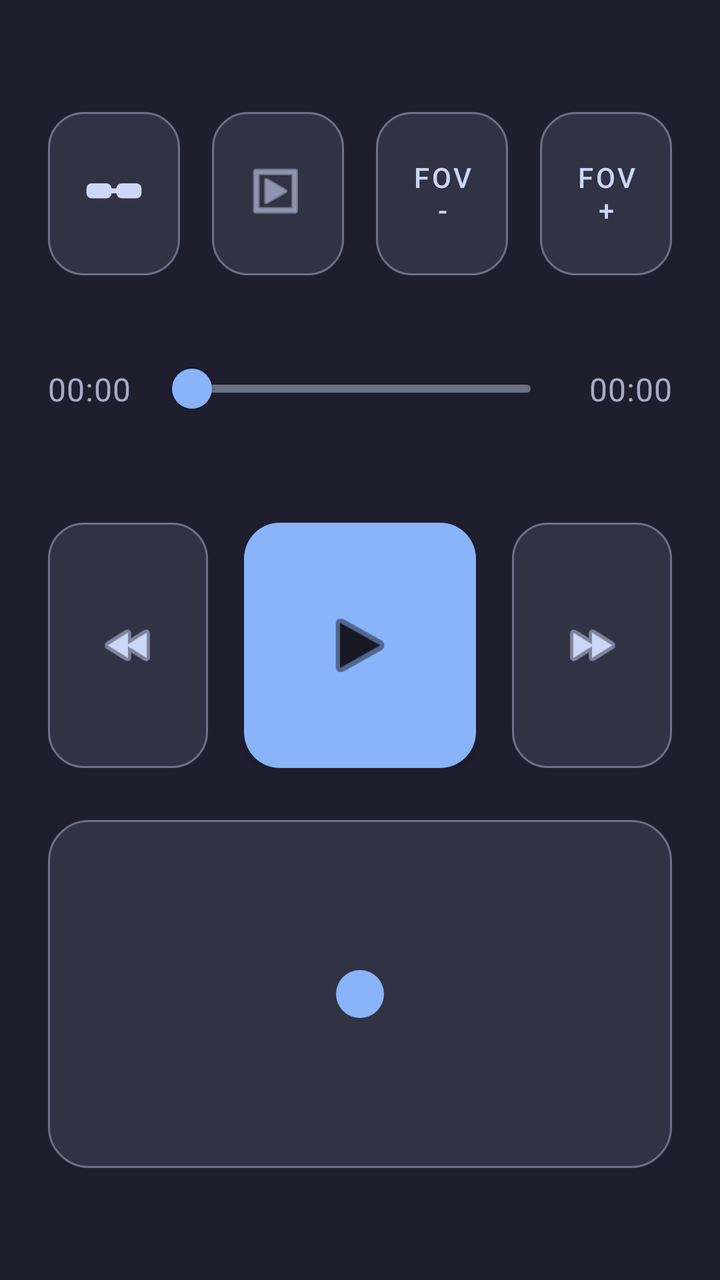
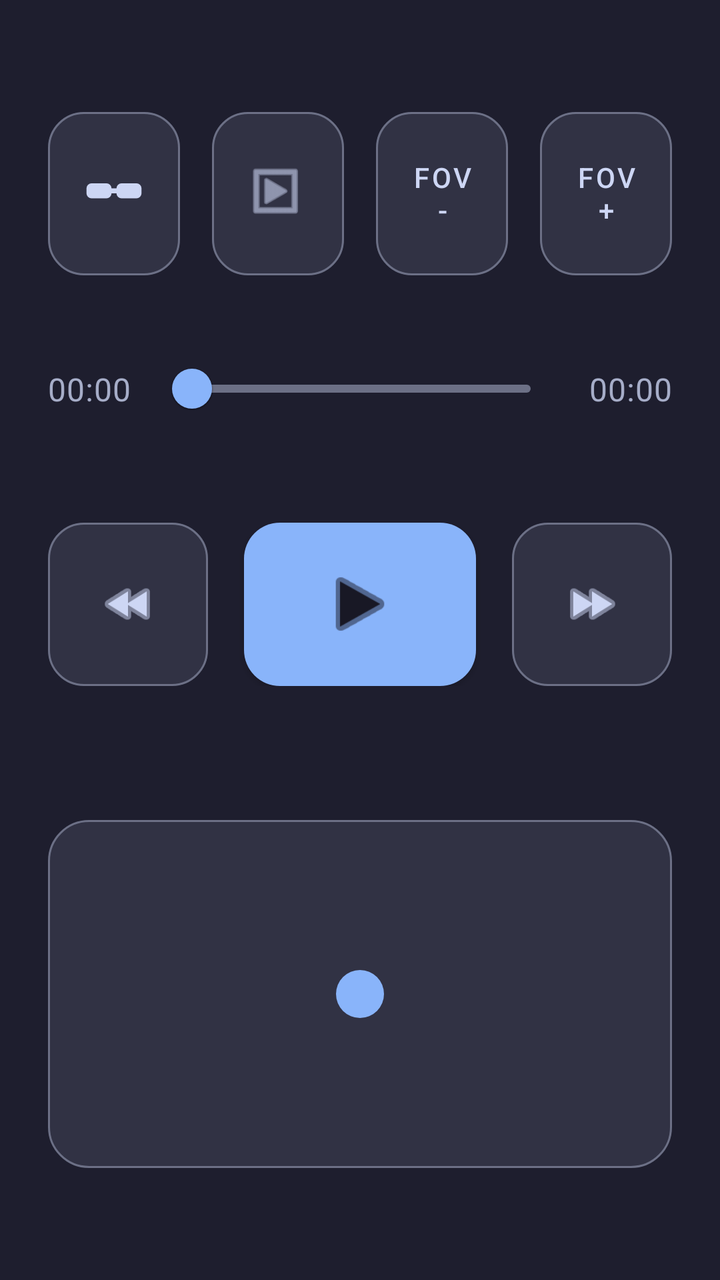

Compare the two renders of this Android layout. The source of the first and the diff that turns it into the second are given below.
<!-- AndroidManifest.xml: application theme Theme.Vr2xr -->
<!-- res/layout/activity_player.xml -->
<?xml version="1.0" encoding="utf-8"?>
<FrameLayout xmlns:android="http://schemas.android.com/apk/res/android"
    xmlns:app="http://schemas.android.com/apk/res-auto"
    android:layout_width="match_parent"
    android:layout_height="match_parent">

    <android.opengl.GLSurfaceView
        android:id="@+id/videoSurface"
        android:layout_width="match_parent"
        android:layout_height="match_parent" />

    <LinearLayout
        android:id="@+id/playerControlsPanel"
        android:layout_width="match_parent"
        android:layout_height="match_parent"
        android:background="@color/launcher_background"
        android:orientation="vertical"
        android:paddingStart="@dimen/player_controls_panel_horizontal_padding"
        android:paddingTop="@dimen/player_controls_panel_top_safe_padding"
        android:paddingEnd="@dimen/player_controls_panel_horizontal_padding"
        android:paddingBottom="@dimen/player_controls_panel_bottom_safe_padding">

        <LinearLayout
            android:layout_width="match_parent"
            android:layout_height="0dp"
            android:layout_weight="0.8"
            android:gravity="center_vertical"
            android:orientation="horizontal">

            <com.google.android.material.button.MaterialButton
                android:id="@+id/glassesSettingsButton"
                style="@style/Widget.Vr2xr.Player.IconOnlyButton"
                android:layout_width="0dp"
                android:layout_height="match_parent"
                android:layout_weight="1"
                android:contentDescription="@string/glasses_settings_content_description"
                app:icon="@drawable/ic_player_glasses" />

            <com.google.android.material.button.MaterialButton
                android:id="@+id/projectionSettingsButton"
                style="@style/Widget.Vr2xr.Player.IconOnlyButton"
                android:layout_width="0dp"
                android:layout_height="match_parent"
                android:layout_marginStart="@dimen/player_controls_row_spacing"
                android:layout_weight="1"
                android:contentDescription="@string/projection_settings_content_description"
                app:icon="@android:drawable/ic_menu_slideshow" />

            <com.google.android.material.button.MaterialButton
                android:id="@+id/fovDecreaseButton"
                style="@style/Widget.Vr2xr.Player.IconOnlyButton"
                android:layout_width="0dp"
                android:layout_height="match_parent"
                android:layout_marginStart="@dimen/player_controls_row_spacing"
                android:layout_weight="1"
                android:contentDescription="@string/projection_fov_decrease_content_description"
                android:text="@string/projection_fov_decrease"
                app:icon="@null" />

            <com.google.android.material.button.MaterialButton
                android:id="@+id/fovIncreaseButton"
                style="@style/Widget.Vr2xr.Player.IconOnlyButton"
                android:layout_width="0dp"
                android:layout_height="match_parent"
                android:layout_marginStart="@dimen/player_controls_row_spacing"
                android:layout_weight="1"
                android:contentDescription="@string/projection_fov_increase_content_description"
                android:text="@string/projection_fov_increase"
                app:icon="@null" />
        </LinearLayout>

        <LinearLayout
            android:layout_width="match_parent"
            android:layout_height="0dp"
            android:layout_weight="0.8"
            android:layout_marginTop="@dimen/player_controls_row_spacing"
            android:gravity="center_vertical"
            android:orientation="horizontal">

            <TextView
                android:id="@+id/currentTimeText"
                style="@style/TextAppearance.Vr2xr.Player.TimeLabel"
                android:layout_width="0dp"
                android:layout_height="wrap_content"
                android:layout_weight="1"
                android:text="@string/player_default_time"
                android:textAlignment="viewStart" />

            <com.google.android.material.slider.Slider
                android:id="@+id/timelineSlider"
                android:layout_width="0dp"
                android:layout_height="wrap_content"
                android:layout_marginStart="@dimen/player_timeline_time_spacing"
                android:layout_marginEnd="@dimen/player_timeline_time_spacing"
                android:layout_weight="4.5"
                android:contentDescription="@string/player_timeline_content_description"
                android:value="0"
                android:valueFrom="0"
                android:valueTo="1"
                app:haloColor="@color/player_controls_timeline_halo"
                app:labelBehavior="gone"
                app:thumbColor="@color/player_controls_timeline_active"
                app:trackColorActive="@color/player_controls_timeline_active"
                app:trackColorInactive="@color/player_controls_timeline_inactive" />

            <TextView
                android:id="@+id/durationTimeText"
                style="@style/TextAppearance.Vr2xr.Player.TimeLabel"
                android:layout_width="0dp"
                android:layout_height="wrap_content"
                android:layout_weight="1"
                android:text="@string/player_default_time"
                android:textAlignment="viewEnd" />
        </LinearLayout>

        <LinearLayout
            android:layout_width="match_parent"
            android:layout_height="0dp"
            android:layout_weight="1.2"
            android:layout_marginTop="@dimen/player_controls_primary_row_spacing"
            android:gravity="center"
            android:orientation="horizontal">

            <com.google.android.material.button.MaterialButton
                android:id="@+id/seekBackButton"
                style="@style/Widget.Vr2xr.Player.TransportIconButton"
                android:layout_width="0dp"
                android:layout_height="match_parent"
                android:layout_marginEnd="@dimen/player_controls_transport_spacing"
                android:layout_weight="1"
                android:contentDescription="@string/player_seek_back_content_description"
                app:icon="@android:drawable/ic_media_rew" />

            <com.google.android.material.button.MaterialButton
                android:id="@+id/playPauseButton"
                style="@style/Widget.Vr2xr.Player.PlayPauseButton"
                android:layout_width="0dp"
                android:layout_height="match_parent"
                android:layout_weight="1.45"
                android:contentDescription="@string/player_play_content_description"
                android:gravity="center"
                app:icon="@android:drawable/ic_media_play" />

            <com.google.android.material.button.MaterialButton
                android:id="@+id/seekForwardButton"
                style="@style/Widget.Vr2xr.Player.TransportIconButton"
                android:layout_width="0dp"
                android:layout_height="match_parent"
                android:layout_marginStart="@dimen/player_controls_transport_spacing"
                android:layout_weight="1"
                android:contentDescription="@string/player_seek_forward_content_description"
                app:icon="@android:drawable/ic_media_ff" />
        </LinearLayout>

        <FrameLayout
            android:id="@+id/touchpadArea"
            android:layout_width="match_parent"
            android:layout_height="0dp"
            android:layout_marginTop="@dimen/player_controls_primary_row_spacing"
            android:layout_weight="1.7"
            android:background="@drawable/bg_player_touchpad"
            android:contentDescription="@string/player_touchpad_content_description">

            <View
                android:id="@+id/touchpadIndicator"
                android:layout_width="@dimen/player_touchpad_indicator_size"
                android:layout_height="@dimen/player_touchpad_indicator_size"
                android:layout_gravity="center"
                android:background="@drawable/bg_player_touchpad_indicator" />
        </FrameLayout>
    </LinearLayout>

    <FrameLayout
        android:id="@+id/diagnosticsContainer"
        android:layout_width="match_parent"
        android:layout_height="match_parent" />

</FrameLayout>
<!-- resources referenced by this layout -->
<resources>
  <color name="launcher_background">@color/catppuccin_mocha_base</color>
  <color name="player_controls_timeline_active">@color/catppuccin_mocha_blue</color>
  <color name="player_controls_timeline_halo">#3389B4FA</color>
  <color name="player_controls_timeline_inactive">@color/catppuccin_mocha_overlay0</color>
  <dimen name="player_controls_panel_bottom_safe_padding">56dp</dimen>
  <dimen name="player_controls_panel_horizontal_padding">24dp</dimen>
  <dimen name="player_controls_panel_top_safe_padding">56dp</dimen>
  <dimen name="player_controls_primary_row_spacing">26dp</dimen>
  <dimen name="player_controls_row_spacing">16dp</dimen>
  <dimen name="player_controls_transport_spacing">18dp</dimen>
  <dimen name="player_timeline_time_spacing">12dp</dimen>
  <dimen name="player_touchpad_indicator_size">24dp</dimen>
  <string name="glasses_settings_content_description">Open glasses settings</string>
  <string name="player_default_time">00:00</string>
  <string name="player_play_content_description">Play</string>
  <string name="player_seek_back_content_description">Seek backward 15 seconds</string>
  <string name="player_seek_forward_content_description">Seek forward 15 seconds</string>
  <string name="player_timeline_content_description">Playback timeline</string>
  <string name="player_touchpad_content_description">Manual touch tracking area</string>
  <string name="projection_fov_decrease">FOV -</string>
  <string name="projection_fov_decrease_content_description">Decrease FOV by 1 degree</string>
  <string name="projection_fov_increase">FOV +</string>
  <string name="projection_fov_increase_content_description">Increase FOV by 1 degree</string>
  <string name="projection_settings_content_description">Open projection settings</string>
  <style name="Widget.Vr2xr.Player.TransportIconButton" parent="Widget.Vr2xr.Player.IconOnlyButton" />
  <style name="Theme.Vr2xr" parent="Theme.MaterialComponents.DayNight.NoActionBar">
          <item name="android:windowFullscreen">false</item>
      </style>
  <color name="catppuccin_mocha_base">#1E1E2E</color>
  <color name="catppuccin_mocha_blue">#89B4FA</color>
  <color name="catppuccin_mocha_overlay0">#6C7086</color>
  <color name="player_touchpad_background">@color/catppuccin_mocha_surface0</color>
  <dimen name="player_touchpad_stroke_width">1dp</dimen>
  <color name="player_touchpad_outline">@color/catppuccin_mocha_overlay0</color>
  <dimen name="player_touchpad_corner_radius">20dp</dimen>
  <color name="player_touchpad_indicator">@color/catppuccin_mocha_blue</color>
  <color name="player_controls_button_icon">@color/catppuccin_mocha_text</color>
  <color name="player_controls_text_secondary">@color/catppuccin_mocha_subtext0</color>
  <dimen name="player_controls_time_text_size">16sp</dimen>
  <dimen name="player_controls_icon_size">30dp</dimen>
  <color name="player_controls_play_button">@color/catppuccin_mocha_blue</color>
  <dimen name="player_controls_button_corner_radius">18dp</dimen>
  <dimen name="player_play_pause_icon_size">40dp</dimen>
  <color name="player_controls_play_button_icon">@color/catppuccin_mocha_mantle</color>
  <color name="catppuccin_mocha_surface0">#313244</color>
  <color name="catppuccin_mocha_text">#CDD6F4</color>
  <color name="catppuccin_mocha_subtext0">#A6ADC8</color>
  <dimen name="player_controls_button_min_height">68dp</dimen>
  <color name="player_controls_text_primary">@color/catppuccin_mocha_text</color>
  <color name="player_controls_button_surface">@color/catppuccin_mocha_surface0</color>
  <color name="player_controls_button_outline">@color/catppuccin_mocha_overlay0</color>
  <color name="catppuccin_mocha_mantle">#181825</color>
  <!-- unchanged entries left out for length: 7 -->
</resources>

<!-- the commit's change to res/layout/activity_player.xml (unified diff, before → after) -->
@@ -118,38 +118,50 @@
             android:layout_height="0dp"
             android:layout_weight="1.2"
             android:layout_marginTop="@dimen/player_controls_primary_row_spacing"
-            android:gravity="center"
-            android:orientation="horizontal">
+            android:orientation="vertical">
 
-            <com.google.android.material.button.MaterialButton
-                android:id="@+id/seekBackButton"
-                style="@style/Widget.Vr2xr.Player.TransportIconButton"
-                android:layout_width="0dp"
-                android:layout_height="match_parent"
-                android:layout_marginEnd="@dimen/player_controls_transport_spacing"
-                android:layout_weight="1"
-                android:contentDescription="@string/player_seek_back_content_description"
-                app:icon="@android:drawable/ic_media_rew" />
+            <LinearLayout
+                android:layout_width="match_parent"
+                android:layout_height="0dp"
+                android:layout_weight="2"
+                android:gravity="center"
+                android:orientation="horizontal">
 
-            <com.google.android.material.button.MaterialButton
-                android:id="@+id/playPauseButton"
-                style="@style/Widget.Vr2xr.Player.PlayPauseButton"
-                android:layout_width="0dp"
-                android:layout_height="match_parent"
-                android:layout_weight="1.45"
-                android:contentDescription="@string/player_play_content_description"
-                android:gravity="center"
-                app:icon="@android:drawable/ic_media_play" />
+                <com.google.android.material.button.MaterialButton
+                    android:id="@+id/seekBackButton"
+                    style="@style/Widget.Vr2xr.Player.TransportIconButton"
+                    android:layout_width="0dp"
+                    android:layout_height="match_parent"
+                    android:layout_marginEnd="@dimen/player_controls_transport_spacing"
+                    android:layout_weight="1"
+                    android:contentDescription="@string/player_seek_back_content_description"
+                    app:icon="@android:drawable/ic_media_rew" />
 
-            <com.google.android.material.button.MaterialButton
-                android:id="@+id/seekForwardButton"
-                style="@style/Widget.Vr2xr.Player.TransportIconButton"
-                android:layout_width="0dp"
-                android:layout_height="match_parent"
-                android:layout_marginStart="@dimen/player_controls_transport_spacing"
-                android:layout_weight="1"
-                android:contentDescription="@string/player_seek_forward_content_description"
-                app:icon="@android:drawable/ic_media_ff" />
+                <com.google.android.material.button.MaterialButton
+                    android:id="@+id/playPauseButton"
+                    style="@style/Widget.Vr2xr.Player.PlayPauseButton"
+                    android:layout_width="0dp"
+                    android:layout_height="match_parent"
+                    android:layout_weight="1.45"
+                    android:contentDescription="@string/player_play_content_description"
+                    android:gravity="center"
+                    app:icon="@android:drawable/ic_media_play" />
+
+                <com.google.android.material.button.MaterialButton
+                    android:id="@+id/seekForwardButton"
+                    style="@style/Widget.Vr2xr.Player.TransportIconButton"
+                    android:layout_width="0dp"
+                    android:layout_height="match_parent"
+                    android:layout_marginStart="@dimen/player_controls_transport_spacing"
+                    android:layout_weight="1"
+                    android:contentDescription="@string/player_seek_forward_content_description"
+                    app:icon="@android:drawable/ic_media_ff" />
+            </LinearLayout>
+
+            <Space
+                android:layout_width="match_parent"
+                android:layout_height="0dp"
+                android:layout_weight="1" />
         </LinearLayout>
 
         <FrameLayout
